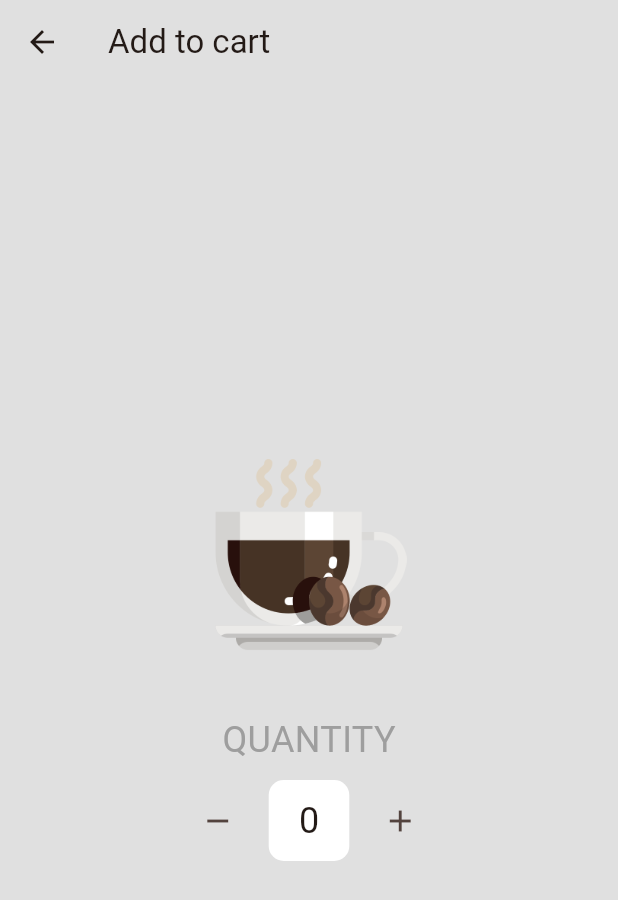
After one commit to sakibbinalim/coffee-crave, a Flutter app: the screen it shows after launch, after a tap on the "keyboard arrow right" icon, on a phone screen of 412 x 824 dp. The commit adds this screen. Shown: the top 900 px of the screen. Run offline on Flutter 3.47's test engine with Material 3 defaults, Android fonts, the phone set to English and light mode, and no system bars; our stand-ins replace google_nav_bar.

Commit message:
Added new providers for managing the states of the coffee quantity separately for each category.

```diff
--- a/lib/main.dart
+++ b/lib/main.dart
@@ -1,5 +1,7 @@
 import 'package:coffee_crave/models/coffee_shop.dart';
 import 'package:coffee_crave/pages/home_page.dart';
+import 'package:coffee_crave/providers/quantity_provider.dart';
+import 'package:coffee_crave/utils/pallette.dart';
 import 'package:flutter/material.dart';
 import 'package:provider/provider.dart';
 
@@ -15,13 +17,16 @@ class MyApp extends StatelessWidget {
   // This widget is the root of your application.
   @override
   Widget build(BuildContext context) {
-    return ChangeNotifierProvider(
-      create: (context) => CoffeeShop(),
+    return MultiProvider(
+      providers: [
+        ChangeNotifierProvider(create: (context) => CoffeeShop()),
+        ChangeNotifierProvider(create: (context) => QuantityProvider()),
+      ],
       child: MaterialApp(
         debugShowCheckedModeBanner: false,
         title: 'Coffee Crave',
         theme: ThemeData(
-          colorScheme: ColorScheme.fromSeed(seedColor: Colors.deepPurple),
+          colorScheme: ColorScheme.fromSeed(seedColor: coffeeColor),
           useMaterial3: true,
         ),
         home: const HomePage(),
--- /dev/null
+++ b/lib/pages/add_item_page.dart
@@ -0,0 +1,104 @@
+import 'package:coffee_crave/providers/quantity_provider.dart';
+import 'package:coffee_crave/utils/pallette.dart';
+import 'package:flutter/material.dart';
+import 'package:provider/provider.dart';
+
+class AddItemPage extends StatefulWidget {
+  final String coffeeName;
+  final String coffeeImagePath;
+
+  const AddItemPage(
+      {super.key, required this.coffeeImagePath, required this.coffeeName});
+
+  @override
+  State<AddItemPage> createState() => _AddItemPageState();
+}
+
+class _AddItemPageState extends State<AddItemPage> {
+  void increaseQuantity(String coffeeType) {
+    Provider.of<QuantityProvider>(context, listen: false)
+        .increaseQuantity(coffeeType);
+  }
+
+  void decreaseQuantity(String coffeeType) {
+    Provider.of<QuantityProvider>(context, listen: false)
+        .decreaseQuantity(coffeeType);
+  }
+
+  @override
+  Widget build(BuildContext context) {
+    return Consumer<QuantityProvider>(builder: (context, value, child) {
+      int totalQuantity = value.getQuantityForCoffee(widget.coffeeName);
+      return Scaffold(
+        backgroundColor: backgroundColor,
+        appBar: AppBar(
+          backgroundColor: backgroundColor,
+          title: const Text('Add to cart'),
+          leading: IconButton(
+            icon: const Icon(Icons.arrow_back),
+            onPressed: () => Navigator.of(context).pop(),
+          ),
+        ),
+        body: Column(
+          mainAxisAlignment: MainAxisAlignment.center,
+          children: [
+            // coffee image
+            Padding(
+              padding: const EdgeInsets.only(bottom: 40),
+              child: Image.asset(
+                widget.coffeeImagePath,
+                height: 130,
+              ),
+            ),
+
+            // quantity text
+            const Text(
+              'QUANTITY',
+              style: TextStyle(fontSize: 24, color: Colors.grey),
+            ),
+
+            const SizedBox(height: 10),
+
+            // row [- 3 +]
+
+            Row(
+              mainAxisAlignment: MainAxisAlignment.center,
+              children: [
+                // minus icon
+                IconButton(
+                  onPressed: () => decreaseQuantity(widget.coffeeName),
+                  icon: const Icon(Icons.remove),
+                ),
+                // Quantity number
+                Container(
+                  margin: const EdgeInsets.symmetric(horizontal: 10),
+                  padding:
+                      const EdgeInsets.symmetric(vertical: 10, horizontal: 20),
+                  decoration: BoxDecoration(
+                    color: Colors.white,
+                    borderRadius: BorderRadius.circular(10),
+                  ),
+                  child: Text(
+                    totalQuantity.toString(),
+                    style: const TextStyle(fontSize: 24),
+                  ),
+                ),
+                // add icon
+                IconButton(
+                  onPressed: () => increaseQuantity(widget.coffeeName),
+                  icon: const Icon(Icons.add),
+                ),
+              ],
+            )
+
+            // size text
+
+            // S M L button
+
+            // add to cart button
+          ],
+        ),
+      );
+    });
+  }
+}
--- a/lib/pages/home_page.dart
+++ b/lib/pages/home_page.dart
@@ -24,6 +24,7 @@ class _HomePageState extends State<HomePage> {
   final List<Widget> _pages = [
     // shop page
     const ShopPage(),
+    // AddItemPage(coffeeImagePath: 'assets/images/latte.png'),
 
     // cart page
     const CartPage(),
--- a/lib/pages/shop_page.dart
+++ b/lib/pages/shop_page.dart
@@ -1,6 +1,7 @@
 import 'package:coffee_crave/components/coffee_tile.dart';
 import 'package:coffee_crave/models/coffee.dart';
 import 'package:coffee_crave/models/coffee_shop.dart';
+import 'package:coffee_crave/pages/add_item_page.dart';
 import 'package:coffee_crave/utils/pallette.dart';
 import 'package:flutter/material.dart';
 import 'package:provider/provider.dart';
@@ -15,6 +16,16 @@ class ShopPage extends StatefulWidget {
 class _ShopPageState extends State<ShopPage> {
   void addItemToCart(Coffee coffee) {
     Provider.of<CoffeeShop>(context, listen: false).addItemToCart(coffee);
+  }
+
+  void goToAddItemPage(String coffeeImagePath, String coffeeName) {
+    Navigator.push(
+      context,
+      MaterialPageRoute(
+        builder: (context) => AddItemPage(
+            coffeeImagePath: coffeeImagePath, coffeeName: coffeeName),
+      ),
+    );
   }
 
   @override
@@ -45,8 +56,10 @@ class _ShopPageState extends State<ShopPage> {
 
                     return CoffeeTile(
                       coffee: eachCoffee,
-                      onPressed: () => addItemToCart(eachCoffee),
-                      icon: const Icon(Icons.add),
+                      icon: const Icon(Icons.keyboard_arrow_right),
+                      onPressed: () => goToAddItemPage(
+                          eachCoffee.imagePath, eachCoffee.name),
+                      // onPressed: () => addItemToCart(eachCoffee),
                     );
                   },
                 ),
--- /dev/null
+++ b/lib/providers/quantity_provider.dart
@@ -0,0 +1,44 @@
+import 'package:flutter/material.dart';
+
+class QuantityProvider extends ChangeNotifier {
+  Map<String, int> _coffeeQuantities = {};
+
+  int getQuantityForCoffee(String coffeeName) {
+    return _coffeeQuantities[coffeeName] ?? 0;
+  }
+
+  void increaseQuantity(String coffeeName) {
+    if (!_coffeeQuantities.containsKey(coffeeName)) {
+      _coffeeQuantities[coffeeName] = 1;
+    } else {
+      _coffeeQuantities[coffeeName] = (_coffeeQuantities[coffeeName] ?? 0) + 1;
+    }
+    notifyListeners();
+  }
+
+  void decreaseQuantity(String coffeeName) {
+    if (_coffeeQuantities.containsKey(coffeeName)) {
+      _coffeeQuantities[coffeeName] = (_coffeeQuantities[coffeeName] ?? 0) - 1;
+
+      if (_coffeeQuantities[coffeeName]! <= 0) {
+        _coffeeQuantities.remove(coffeeName);
+      }
+
+      notifyListeners();
+    }
+  }
+
+  // int _totalQuantity = 0;
+
+  // int get totalQuantity => _totalQuantity;
+
+  // void increaseQuantity(int updatedQuantity) {
+  //   _totalQuantity = updatedQuantity + 1;
+  //   notifyListeners();
+  // }
+
+  // void decreaseQuantity(int updatedQuantity) {
+  //   _totalQuantity = updatedQuantity - 1;
+  //   notifyListeners();
+  // }
+}
```
